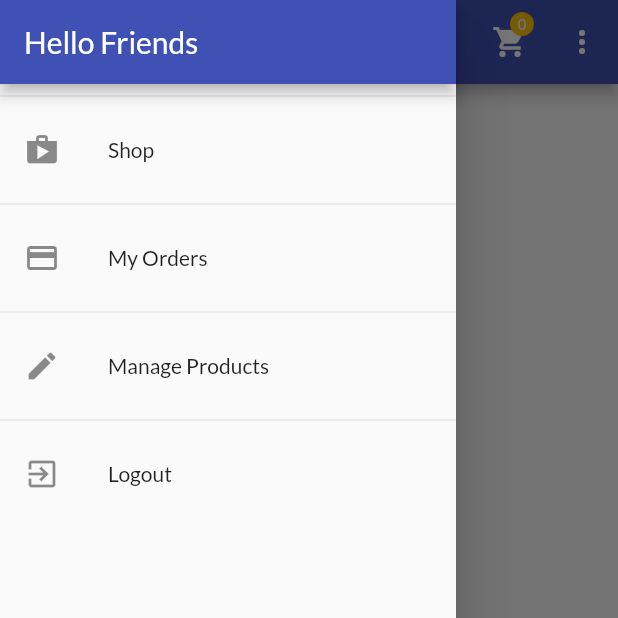
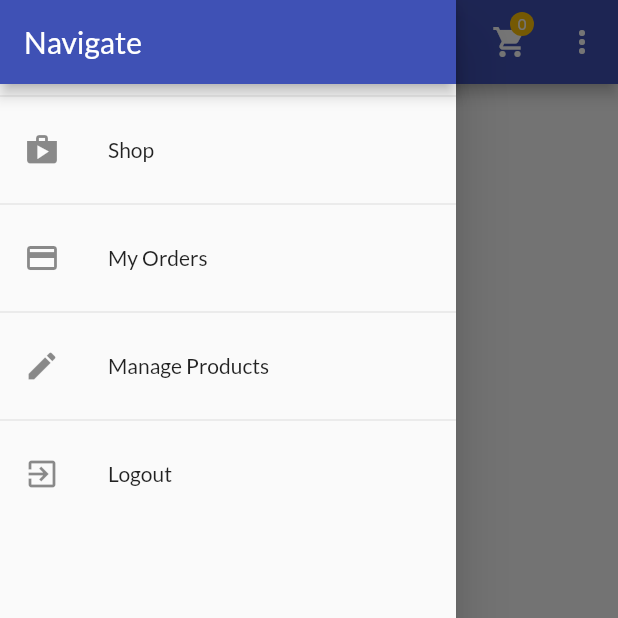
Before and after one commit to nicolas-lukita/flutter-shop-app, a Flutter app: the ProductsOverviewScreen screen opened directly, with the side drawer open, on a phone screen of 412 x 824 dp, the top half of it. Run offline on Flutter 3.47's test engine with Material 2 defaults, Android fonts, the phone set to English and light mode, and no system bars; our stand-ins replace shared_preferences; accounts and stored records are empty; network calls fail.

Commit message:
clean up

```diff
--- a/lib/providers/auth.dart
+++ b/lib/providers/auth.dart
@@ -16,9 +16,7 @@ class Auth with ChangeNotifier {
   }
 
   String? get token {
-    if (_expiryDate != null &&
-        _expiryDate.isAfter(DateTime.now()) &&
-        _token != '') {
+    if (_expiryDate.isAfter(DateTime.now()) && _token != '') {
       return _token;
     } else {
       return '';
@@ -73,7 +71,6 @@ class Auth with ChangeNotifier {
           }));
 
       final responseData = json.decode(response.body);
-      //print (responseData);
       if (responseData['error'] != null) {
         throw HttpException(responseData['error']['message']);
       }
--- a/lib/providers/cart.dart
+++ b/lib/providers/cart.dart
@@ -1,5 +1,6 @@
+// ignore_for_file: non_constant_identifier_names
+
 import 'package:flutter/material.dart';
-import 'package:provider/provider.dart';
 
 class CartItem {
   final String id;
--- a/lib/providers/products_provider.dart
+++ b/lib/providers/products_provider.dart
@@ -2,44 +2,10 @@ import 'dart:convert';
 import 'package:flutter/material.dart';
 import './product.dart';
 import '../models/http_exception.dart';
-//provider need to set up to the upper PARENT of the widgets that needs it
 import 'package:http/http.dart' as http;
 
 class Products with ChangeNotifier {
-  List<Product> _items = [
-    // Product(
-    //   id: 'p1',
-    //   title: 'Red Shirt',
-    //   description: 'A red shirt - it is pretty red!',
-    //   price: 29.99,
-    //   imageUrl:
-    //       'https://cdn.pixabay.com/photo/2016/10/02/22/17/red-t-shirt-1710578_1280.jpg',
-    // ),
-    // Product(
-    //   id: 'p2',
-    //   title: 'Trousers',
-    //   description: 'A nice pair of trousers.',
-    //   price: 59.99,
-    //   imageUrl:
-    //       'https://upload.wikimedia.org/wikipedia/commons/thumb/e/e8/Trousers%2C_dress_%28AM_1960.022-8%29.jpg/512px-Trousers%2C_dress_%28AM_1960.022-8%29.jpg',
-    // ),
-    // Product(
-    //   id: 'p3',
-    //   title: 'Yellow Scarf',
-    //   description: 'Warm and cozy - exactly what you need for the winter.',
-    //   price: 19.99,
-    //   imageUrl:
-    //       'https://live.staticflickr.com/4043/4438260868_cc79b3369d_z.jpg',
-    // ),
-    // Product(
-    //   id: 'p4',
-    //   title: 'A Pan',
-    //   description: 'Prepare any meal you want.',
-    //   price: 49.99,
-    //   imageUrl:
-    //       'https://upload.wikimedia.org/wikipedia/commons/thumb/1/14/Cast-Iron-Pan.jpg/1024px-Cast-Iron-Pan.jpg',
-    // ),
-  ];
+  List<Product> _items = [];
 
   // var _showFavoritesOnly = false;
   final String authToken;
@@ -47,10 +13,6 @@ class Products with ChangeNotifier {
   Products(this.authToken, this.userId, this._items);
 
   List<Product> get items {
-    // if (_showFavoritesOnly == true) {
-    //   return _items.where((element) => element.isFavorite).toList();
-    // }
-
     return [
       ..._items
     ]; //this returns copy of _items instead of returning pointer to _items in memory (serperate copy of the original)
@@ -64,15 +26,6 @@ class Products with ChangeNotifier {
     return _items.firstWhere((element) => element.id == id);
   }
 
-  // void showFavoritesOnly() {
-  //   _showFavoritesOnly = true;
-  //   notifyListeners();
-  // }
-
-  // void showAll() {
-  //   _showFavoritesOnly = false;
-  //   notifyListeners();
-  // }
   Future<void> fetchAndSetProducts([bool filterByUser = false]) async {
     var _param = <String, String>{
       'auth': authToken,
@@ -90,7 +43,6 @@ class Products with ChangeNotifier {
       final response = await http.get(url); // will be in form of {id : {data}}
       final extractedData = json.decode(response.body)
           as Map<String, dynamic>; // now is in form of a Map
-      //print(extractedData);
 
       if (extractedData == null) {
         return;
@@ -136,7 +88,6 @@ class Products with ChangeNotifier {
             'description': product.description,
             'imageUrl': product.imageUrl,
             'price': product.price,
-            //'isFavorite': product.isFavorite,
           }));
       print(userId);
       final newProduct = Product(
@@ -147,11 +98,9 @@ class Products with ChangeNotifier {
           id: DateTime.now().toString());
 
       _items.add(newProduct);
-      //_items.insert(0, newProduct); //if you want to put at the beginning on the list
       notifyListeners();
     } catch (error) {
-      print(error);
-      throw error;
+      rethrow;
     }
   }
 
--- a/lib/screens/cart_screen.dart
+++ b/lib/screens/cart_screen.dart
@@ -6,6 +6,8 @@ import '../providers/orders.dart';
 
 class CartScreen extends StatelessWidget {
   static const routeName = '/cart-screen';
+
+  const CartScreen({Key? key}) : super(key: key);
 
   @override
   Widget build(BuildContext context) {
@@ -33,7 +35,7 @@ class CartScreen extends StatelessWidget {
                   Chip(
                     label: Text(
                       '\$${cart.TotalAmount.toStringAsFixed(2)}',
-                      style: TextStyle(color: Colors.white),
+                      style: const TextStyle(color: Colors.white),
                     ),
                     backgroundColor: Theme.of(context).primaryColor,
                   ),
@@ -42,7 +44,7 @@ class CartScreen extends StatelessWidget {
               ),
             ),
           ),
-          SizedBox(
+          const SizedBox(
             height: 10,
           ),
           Expanded(
--- a/lib/screens/products_overview_screen.dart
+++ b/lib/screens/products_overview_screen.dart
@@ -1,3 +1,5 @@
+// ignore_for_file: constant_identifier_names
+
 import 'package:flutter/material.dart';
 import 'package:shop_app/screens/cart_screen.dart';
 import 'package:shop_app/widgets/app_drawer.dart';
@@ -11,6 +13,8 @@ import 'package:provider/provider.dart';
 enum FilterOptions { Favorites, All }
 
 class ProductsOverviewScreen extends StatefulWidget {
+  const ProductsOverviewScreen({Key? key}) : super(key: key);
+
   @override
   State<ProductsOverviewScreen> createState() => _ProductsOverviewScreenState();
 }
@@ -22,16 +26,9 @@ class _ProductsOverviewScreenState extends State<ProductsOverviewScreen> {
 
   @override
   void initState() {
-    //Provider.of<Products>(context).fetchAndSetProducts(); //WON'T WORK
-
-    // Future.delayed(Duration.zero).then((_) {
-    //   Provider.of<Products>(context).fetchAndSetProducts();
-    // });
-
     super.initState();
   }
 
-  //will run after all widget fully initialized but before 'build' run
   @override
   void didChangeDependencies() {
     if (_isInit) {
@@ -51,8 +48,6 @@ class _ProductsOverviewScreenState extends State<ProductsOverviewScreen> {
 
   @override
   Widget build(BuildContext context) {
-    //final cart = Provider.of<Cart>(context);
-    //final productsContainer = Provider.of<Products>(context, listen: false);
     return Scaffold(
       appBar: AppBar(
         title: const Text('Shopping'),
@@ -61,8 +56,7 @@ class _ProductsOverviewScreenState extends State<ProductsOverviewScreen> {
             builder: (_, cartData, ch) => Badge(
                 child: ch as Widget, value: cartData.ItemCount.toString()),
             child: IconButton(
-              //this child will not rebuild when cart changes (remove unecessary rebuild)
-              icon: Icon(Icons.shopping_cart),
+              icon: const Icon(Icons.shopping_cart),
               onPressed: () {
                 Navigator.of(context).pushNamed(CartScreen.routeName);
               },
@@ -73,20 +67,18 @@ class _ProductsOverviewScreenState extends State<ProductsOverviewScreen> {
               setState(() {
                 if (selectedValue == FilterOptions.Favorites) {
                   _showOnlyFavorite = true;
-                  // productsContainer.showFavoritesOnly();
                 } else {
                   _showOnlyFavorite = false;
-                  // productsContainer.showAll();
                 }
               });
             },
-            icon: Icon(Icons.more_vert),
+            icon: const Icon(Icons.more_vert),
             itemBuilder: (_) => [
-              PopupMenuItem(
+              const PopupMenuItem(
                 child: Text('Only Favorites'),
                 value: FilterOptions.Favorites,
               ),
-              PopupMenuItem(
+              const PopupMenuItem(
                 child: Text('Show All'),
                 value: FilterOptions.All,
               ),
--- a/lib/screens/splash_screen.dart
+++ b/lib/screens/splash_screen.dart
@@ -1,9 +1,11 @@
 import 'package:flutter/material.dart';
 
 class SplashScreen extends StatelessWidget {
+  const SplashScreen({Key? key}) : super(key: key);
+
   @override
   Widget build(BuildContext context) {
-    return Scaffold(
+    return const Scaffold(
       body: Center(
         child: Text('Loading...'),
       ),
--- a/lib/screens/user_products_screen.dart
+++ b/lib/screens/user_products_screen.dart
@@ -18,9 +18,8 @@ class UserProductsScreen extends StatelessWidget {
   @override
   Widget build(BuildContext context) {
     print('rebuilding...');
-    //final productsData = Provider.of<Products>(context, listen: true);
     return Scaffold(
-      drawer: AppDrawer(),
+      drawer: const AppDrawer(),
       appBar: AppBar(
         title: const Text('My Products'),
         actions: [
@@ -30,14 +29,13 @@ class UserProductsScreen extends StatelessWidget {
                         arguments: 'noArgs')
                   },
               icon: const Icon(Icons.add)),
-          //....
         ],
       ),
       body: FutureBuilder(
         future: _refreshProducts(context),
         builder: (ctx, snapshot) => snapshot.connectionState ==
                 ConnectionState.waiting
-            ? Center(
+            ? const Center(
                 child: CircularProgressIndicator(),
               )
             : RefreshIndicator(
--- a/lib/widgets/app_drawer.dart
+++ b/lib/widgets/app_drawer.dart
@@ -13,21 +13,21 @@ class AppDrawer extends StatelessWidget {
       child: Column(
         children: <Widget>[
           AppBar(
-            title: Text('Hello Friends'),
+            title: const Text('Navigate'),
             automaticallyImplyLeading: false,
           ),
           const Divider(),
           ListTile(
-            leading: Icon(Icons.shop),
-            title: Text('Shop'),
+            leading: const Icon(Icons.shop),
+            title: const Text('Shop'),
             onTap: () {
               Navigator.of(context).pushReplacementNamed('/');
             },
           ),
           const Divider(),
           ListTile(
-            leading: Icon(Icons.credit_card),
-            title: Text('My Orders'),
+            leading: const Icon(Icons.credit_card),
+            title: const Text('My Orders'),
             onTap: () {
               Navigator.of(context)
                   .pushReplacementNamed(OrdersScreen.routeName);
@@ -35,8 +35,8 @@ class AppDrawer extends StatelessWidget {
           ),
           const Divider(),
           ListTile(
-            leading: Icon(Icons.edit),
-            title: Text('Manage Products'),
+            leading: const Icon(Icons.edit),
+            title: const Text('Manage Products'),
             onTap: () {
               Navigator.of(context)
                   .pushReplacementNamed(UserProductsScreen.routeName);
--- a/lib/widgets/badge.dart
+++ b/lib/widgets/badge.dart
@@ -22,20 +22,19 @@ class Badge extends StatelessWidget {
           right: 8,
           top: 8,
           child: Container(
-            padding: EdgeInsets.all(2.0),
-            // color: Theme.of(context).accentColor,
+            padding: const EdgeInsets.all(2.0),
             decoration: BoxDecoration(
               borderRadius: BorderRadius.circular(10.0),
-              color: color != null ? color : Theme.of(context).accentColor,
+              color: color ?? Theme.of(context).accentColor,
             ),
-            constraints: BoxConstraints(
+            constraints: const BoxConstraints(
               minWidth: 16,
               minHeight: 16,
             ),
             child: Text(
               value,
               textAlign: TextAlign.center,
-              style: TextStyle(
+              style: const TextStyle(
                 fontSize: 10,
               ),
             ),
--- a/lib/widgets/user_product_item.dart
+++ b/lib/widgets/user_product_item.dart
@@ -8,8 +8,9 @@ class UserProductItem extends StatelessWidget {
   final String title;
   final String imgUrl;
 
-  UserProductItem(
-      {required this.title, required this.imgUrl, required this.id});
+  const UserProductItem(
+      {Key? key, required this.title, required this.imgUrl, required this.id})
+      : super(key: key);
 
   @override
   Widget build(BuildContext context) {
```
Also changed, not shown: lib/screens/auth_screen.dart (+19 -20 lines), lib/screens/edit_product_screen.dart (+5 -35 lines), lib/screens/orders_screen.dart (+7 -21 lines), lib/screens/product_detail_screen.dart (+8 -14 lines), lib/widgets/cart_item.dart (+11 -8 lines), lib/widgets/order_item.dart (+5 -5 lines), lib/widgets/product_item.dart (+4 -18 lines), lib/widgets/products_grid.dart (+2 -7 lines).
